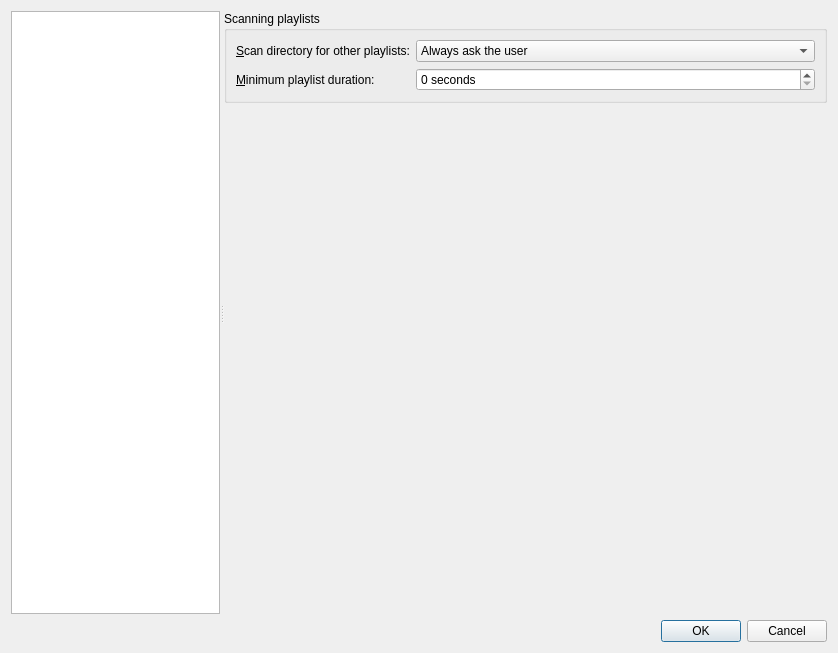
Qt form src/mkvtoolnix-gui/forms/main_window/preferences_dialog.ui (jpsdr/MKVToolnix-Windows-7) before a commit.
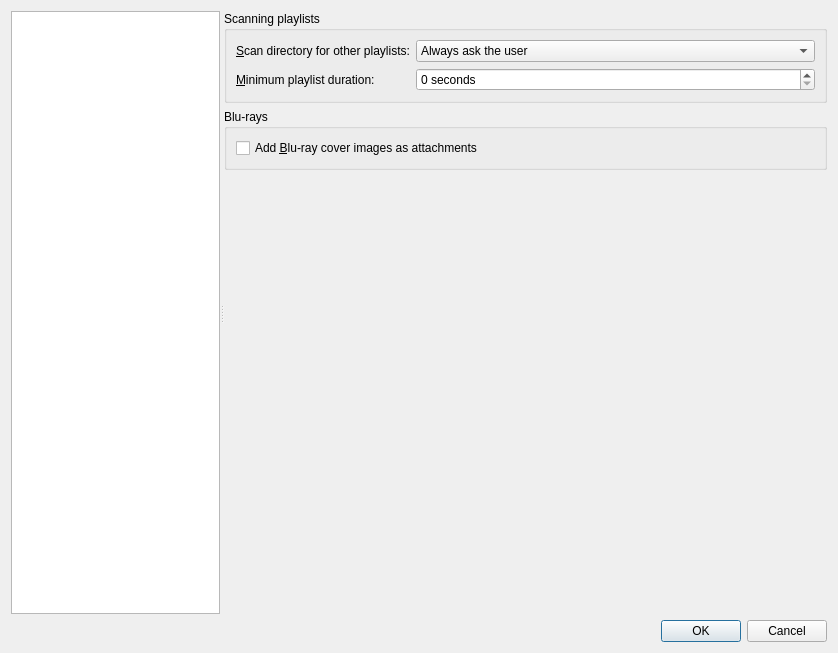
The same form after that commit. The open tabs and pages were chosen to show the change. Icons and pictures are not drawn. Custom widgets are drawn as their Qt base class.

Commit message:
GUI: mux: option for disabling adding Blu-ray covers
Implements #2693.

```diff
--- a/src/mkvtoolnix-gui/forms/main_window/preferences_dialog.ui
+++ b/src/mkvtoolnix-gui/forms/main_window/preferences_dialog.ui
@@ -1356,7 +1356,7 @@
        </layout>
       </widget>
       <widget class="QWidget" name="pMergePlaylists">
-       <layout class="QVBoxLayout" name="verticalLayout_16">
+       <layout class="QVBoxLayout" name="verticalLayout_40">
         <property name="leftMargin">
          <number>0</number>
         </property>
@@ -1448,6 +1448,22 @@
           </layout>
          </widget>
         </item>
+        <item>
+         <widget class="QGroupBox" name="groupBox_21">
+          <property name="title">
+           <string>Blu-rays</string>
+          </property>
+          <layout class="QVBoxLayout" name="verticalLayout_16">
+           <item>
+            <widget class="QCheckBox" name="cbMAddBlurayCovers">
+             <property name="text">
+              <string>Add &amp;Blu-ray cover images as attachments</string>
+             </property>
+            </widget>
+           </item>
+          </layout>
+         </widget>
+        </item>
         <item>
          <spacer name="verticalSpacer_6">
           <property name="orientation">
```
The commit also changes 6 other files.
